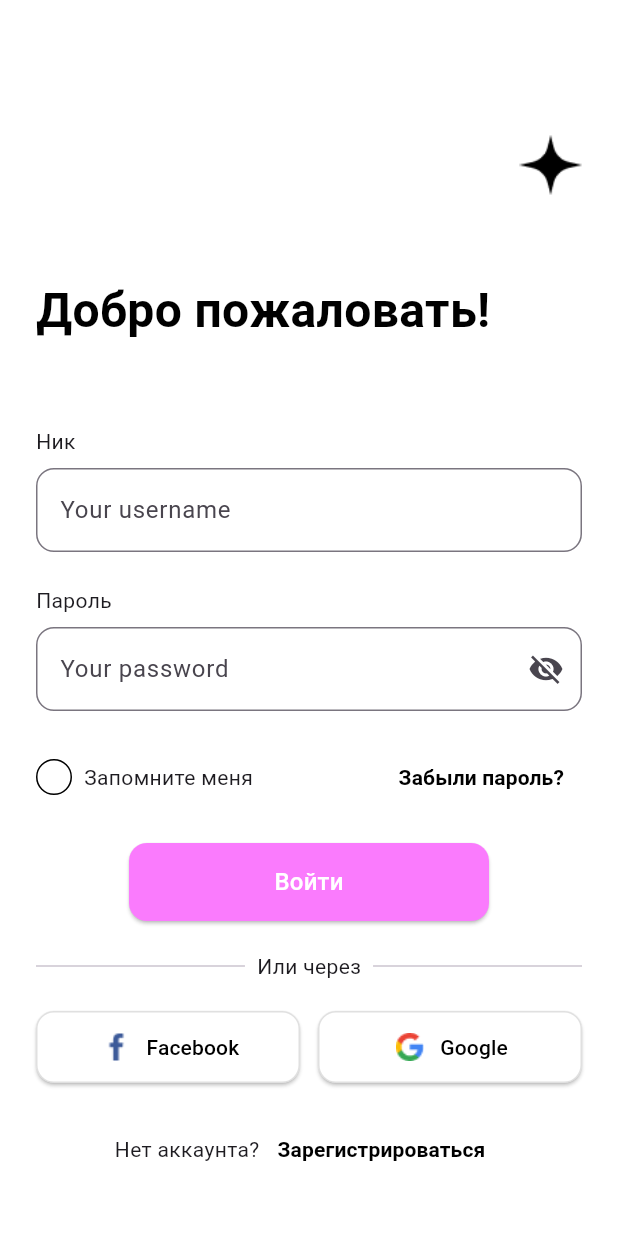
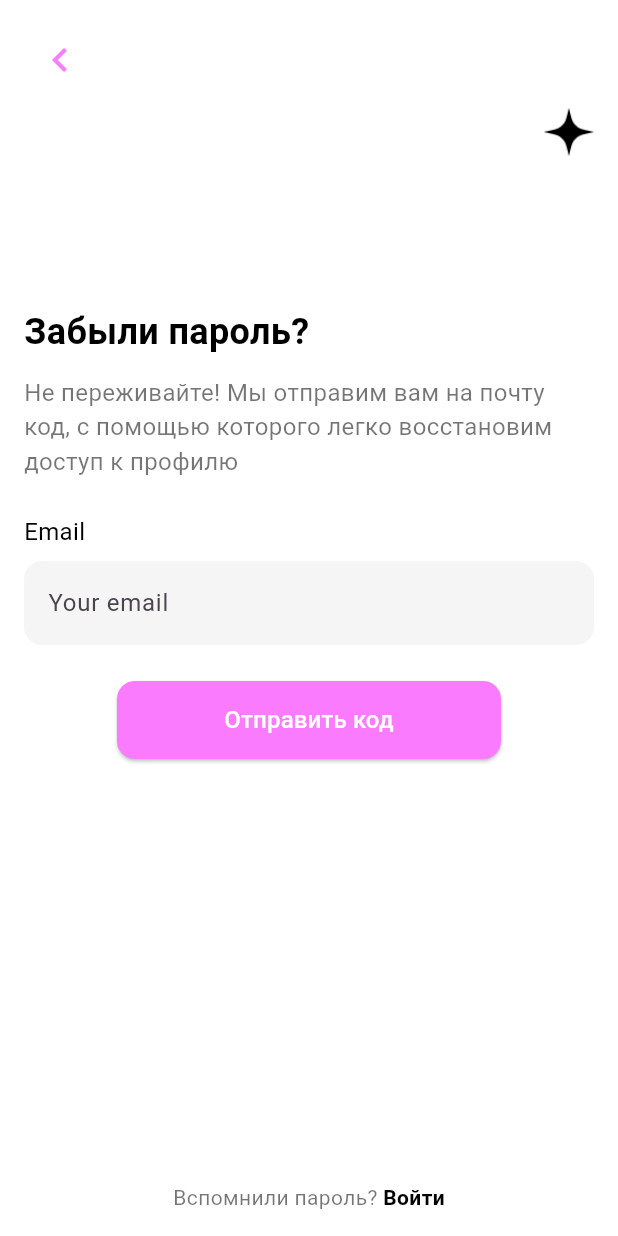
Before and after one commit to AmankeldinovaMadina/qyzbolsyn, a Flutter app: the SignInPage screen opened directly, after a tap on "Забыли пароль?", on a phone screen of 412 x 824 dp. Run offline on Flutter 3.47's test engine with Material 3 defaults, Android fonts, the light colour scheme and no system bars; our stand-ins replace cloud_firestore, firebase_auth, firebase_core, flutter_dotenv, flutter_svg, fluttertoast and 4 more; accounts and stored records are empty.

Commit message:
forgot password

```diff
--- /dev/null
+++ b/lib/auth/forget_password.dart
@@ -0,0 +1,142 @@
+import 'package:flutter/material.dart';
+import 'package:last/auth/sign_in_page.dart';
+import 'package:last/widgets/auth_button.dart';
+import 'package:last/services/auth_service.dart';
+
+class ForgotPasswordPage extends StatelessWidget {
+  final TextEditingController _emailController = TextEditingController();
+  final AuthService _authService = AuthService();
+
+  ForgotPasswordPage({Key? key}) : super(key: key);
+
+  @override
+  Widget build(BuildContext context) {
+    return Scaffold(
+      backgroundColor: Colors.white, // Full white background
+      body: SafeArea(
+        child: Stack(
+          children: [
+            SingleChildScrollView(
+              child: Padding(
+                padding: const EdgeInsets.symmetric(horizontal: 16.0),
+                child: Column(
+                  crossAxisAlignment: CrossAxisAlignment.start,
+                  children: [
+                    const SizedBox(height: 16),
+                    // Back button
+                    Row(
+                      children: [
+                        IconButton(
+                          icon: const Icon(Icons.chevron_left, color: Color(0xFFFA7BFD), size: 32),
+                          onPressed: () {
+                            Navigator.of(context).pop(); // Go back to the previous screen
+                          },
+                        ),
+                      ],
+                    ),
+                    const SizedBox(height: 8),
+                    // Star icon
+                    Align(
+                      alignment: Alignment.topRight,
+                      child: Image.asset(
+                        'assets/images/star.png', // Path to your star image
+                        height: 32,
+                      ),
+                    ),
+                    const SizedBox(height: 100), // Add spacing for the title
+                    // Title
+                    const Text(
+                      'Забыли пароль?',
+                      style: TextStyle(
+                        fontSize: 24,
+                        fontWeight: FontWeight.bold,
+                        color: Colors.black,
+                      ),
+                    ),
+                    const SizedBox(height: 12),
+                    // Subtitle
+                    const Text(
+                      'Не переживайте! Мы отправим вам на почту код, с помощью которого легко восстановим доступ к профилю',
+                      style: TextStyle(fontSize: 16, color: Colors.black54),
+                    ),
+                    const SizedBox(height: 24),
+                    // Email text field
+                    Column(
+                      crossAxisAlignment: CrossAxisAlignment.start,
+                      children: [
+                        const Text(
+                          'Email',
+                          style: TextStyle(fontSize: 16, color: Colors.black),
+                        ),
+                        const SizedBox(height: 8),
+                        TextField(
+                          controller: _emailController,
+                          decoration: InputDecoration(
+                            hintText: 'Your email',
+                            filled: true,
+                            fillColor: const Color(0xFFF5F5F5),
+                            border: OutlineInputBorder(
+                              borderRadius: BorderRadius.circular(12),
+                              borderSide: BorderSide.none,
+                            ),
+                          ),
+                        ),
+                      ],
+                    ),
+                    const SizedBox(height: 24),
+                    // Submit button
+                    CustomElevatedButton(
+                      text: 'Отправить код',
+                      onPressed: () {
+                        String email = _emailController.text.trim();
+                        if (email.isNotEmpty) {
+                          _authService.resetPassword(
+                            email: email,
+                            context: context,
+                          );
+                        } else {
+                         print('error sending message');
+                        }
+                      },
+                    ),
+                  ],
+                ),
+              ),
+            ),
+            // Footer text at the bottom
+            Align(
+              alignment: Alignment.bottomCenter,
+              child: Padding(
+                padding: const EdgeInsets.only(bottom: 16.0),
+                child: GestureDetector(
+                  onTap: () {
+                    // Navigate to login page
+                    Navigator.push(
+                      context,
+                      MaterialPageRoute(builder: (context) => const SignInPage()),
+                    );
+                  },
+                  child: const Text.rich(
+                    TextSpan(
+                      text: 'Вспомнили пароль? ',
+                      style: TextStyle(color: Colors.black54),
+                      children: [
+                        TextSpan(
+                          text: 'Войти',
+                          style: TextStyle(
+                            color: Colors.black,
+                            fontWeight: FontWeight.bold,
+                          ),
+                        ),
+                      ],
+                    ),
+                  ),
+                ),
+              ),
+            ),
+          ],
+        ),
+      ),
+    );
+  }
+}
--- a/lib/auth/sign_in_page.dart
+++ b/lib/auth/sign_in_page.dart
@@ -1,4 +1,5 @@
 import 'package:flutter/material.dart';
+import 'package:last/auth/forget_password.dart';
 import 'package:last/home/home.dart';
 import 'package:shared_preferences/shared_preferences.dart'; // Import shared_preferences
 import 'package:last/auth/register_page.dart';
@@ -137,7 +138,12 @@ class _SignInPageState extends State<SignInPage> {
                     ),
                     TextButton(
                       onPressed: () {
-                        // Handle forgot password action
+                         Navigator.push(
+                    context,
+                    MaterialPageRoute(
+                      builder: (context) => ForgotPasswordPage(),
+                    ),
+                  );
                       },
                       child: const Text(
                         'Забыли пароль?',
@@ -184,24 +190,24 @@ class _SignInPageState extends State<SignInPage> {
                 Row(
                   mainAxisAlignment: MainAxisAlignment.spaceEvenly,
                   children: [
-                    Expanded(
-                      child: ElevatedButton.icon(
-                        style: ElevatedButton.styleFrom(
-                          backgroundColor: Colors.white,
-                          side: const BorderSide(color: Colors.black12),
-                          padding: const EdgeInsets.symmetric(vertical: 12),
-                          shape: RoundedRectangleBorder(
-                            borderRadius: BorderRadius.circular(12),
-                          ),
-                        ),
-                        icon: Image.asset('assets/icons/facebook.png', height: 24),
-                        label: const Text('Facebook', style: TextStyle(color: Colors.black)),
-                        onPressed: () {
-                          // Handle Facebook login
-                        },
-                      ),
-                    ),
-                    const SizedBox(width: 12),
+                    // Expanded(
+                    //   child: ElevatedButton.icon(
+                    //     style: ElevatedButton.styleFrom(
+                    //       backgroundColor: Colors.white,
+                    //       side: const BorderSide(color: Colors.black12),
+                    //       padding: const EdgeInsets.symmetric(vertical: 12),
+                    //       shape: RoundedRectangleBorder(
+                    //         borderRadius: BorderRadius.circular(12),
+                    //       ),
+                    //     ),
+                    //     icon: Image.asset('assets/icons/facebook.png', height: 24),
+                    //     label: const Text('Facebook', style: TextStyle(color: Colors.black)),
+                    //     onPressed: () {
+                    //       // Handle Facebook login
+                    //     },
+                    //   ),
+                    // ),
+                    // const SizedBox(width: 12),
                     Expanded(
                       child: ElevatedButton.icon(
                         style: ElevatedButton.styleFrom(
--- a/lib/services/auth_service.dart
+++ b/lib/services/auth_service.dart
@@ -267,6 +267,21 @@ Future<List<Podcast>> getFavoritePodcasts() async {
 }
 
 
+Future<void> resetPassword({
+  required String email,
+  required BuildContext context,
+}) async {
+  try {
+    await _auth.sendPasswordResetEmail(email: email);
+    _showToast('A password reset link has been sent to $email.');
+  } on FirebaseAuthException catch (e) {
+    _showToast(_getAuthErrorMessage(e));
+  } catch (e) {
+    _showToast('An unexpected error occurred. Please try again.');
+  }
+}
+
+
   String _getAuthErrorMessage(FirebaseAuthException e) {
     switch (e.code) {
       case 'weak-password':
--- /dev/null
+++ b/lib/widgets/custom_buttons.dart
@@ -0,0 +1 @@
+// TODO Implement this library.
```
